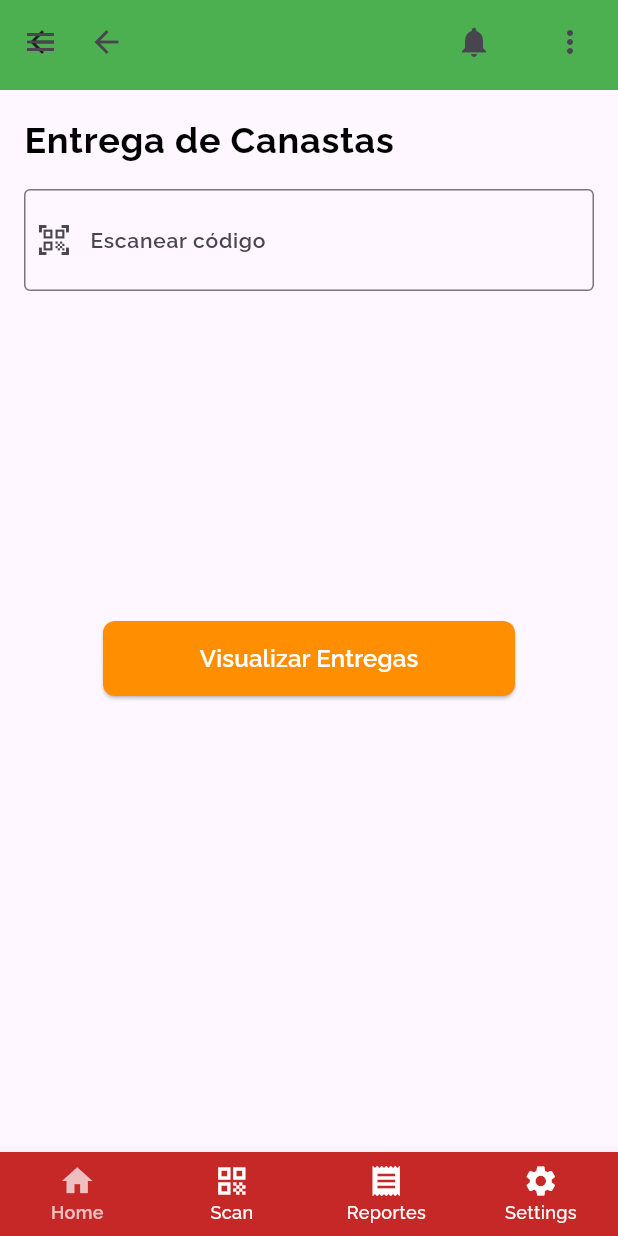
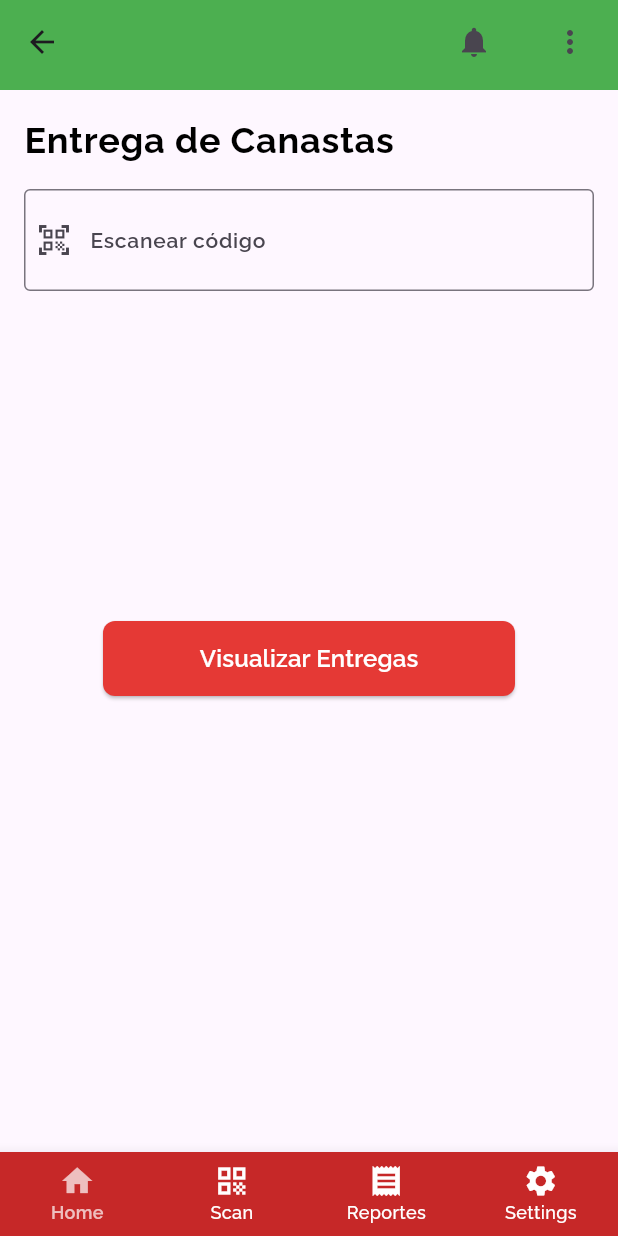
Before and after one commit to DesarrolladorTIEco/aida-mobile, a Flutter app: the MenuScreen screen opened directly, on a phone screen of 412 x 824 dp. Run offline on Flutter 3.47's test engine with Material 3 defaults, Android fonts, the light colour scheme and no system bars; our stand-ins replace google_fonts.

Commit message:
redirect changee

```diff
--- a/lib/main.dart
+++ b/lib/main.dart
@@ -24,6 +24,11 @@ class MyApp extends StatelessWidget {
           final args = ModalRoute.of(context)?.settings.arguments as String;
           return WelcomePage(fullName: args);
         },
+        '/menu': (context) => const MenuScreen(), // Ruta para entrega navideña
+        '/xmas-menu': (context) => const XMasMenu(),
+        '/charge-xmas': (context) => const ChargeScreen(),
+        '/worker-xmas': (context) => const WorkerScreen(),
+        '/stock-xmas': (context) => const StockScreen(),
       },
     );
   }
--- a/lib/ui/screens/christmas/menu.dart
+++ b/lib/ui/screens/christmas/menu.dart
@@ -66,14 +66,14 @@ class _MenuScreenState extends State<MenuScreen> {
                 width: MediaQuery.of(context).size.width / 1.5, // Ajusta el tamaño del botón
                 child: ElevatedButton(
                   onPressed: () {
-                    print("Visualizando entregas");
+                    Navigator.pushNamed(context, '/xmas-menu');
                   },
                   style: ElevatedButton.styleFrom(
                     minimumSize: const Size(double.infinity, 50),
                     shape: RoundedRectangleBorder(
                       borderRadius: BorderRadius.circular(8),
                     ),
-                    backgroundColor: Colors.amber.shade800,
+                    backgroundColor: Colors.red.shade600,
                     foregroundColor: Colors.white,
                   ),
                   child: Text(
--- a/lib/ui/screens/login.dart
+++ b/lib/ui/screens/login.dart
@@ -24,8 +24,7 @@ class _LoginPageState extends State<LoginPage> {
 
       final response = await _authService.authenticate(data);
       if (response['message'] == 'Autenticación exitosa') {
-        // Extrae el nombre completo del usuario
-        final fullName = response['user']['UsrFullName'];
+        final fullName = response['session_data']['user']['UsrFullName'];
         Navigator.pushReplacement(
           context,
           MaterialPageRoute(
@@ -36,7 +35,6 @@ class _LoginPageState extends State<LoginPage> {
         throw Exception('Credenciales incorrectas');
       }
     } catch (e) {
-      // Maneja errores (incluyendo excepciones del servidor)
       showDialog(
         context: context,
         builder: (context) => AlertDialog(
--- a/lib/ui/widgets/navbar_widget.dart
+++ b/lib/ui/widgets/navbar_widget.dart
@@ -15,11 +15,9 @@ class TopNavBarScreen extends StatelessWidget {
           child: Row(
             children: const [
               const Padding(
-                padding: EdgeInsets.only(right: 20, left: 15), // Asegura que haya espacio en el extremo derecho
-                child: Icon(Icons.menu),
+                padding: EdgeInsets.only(right: 20), // Asegura que haya espacio en el extremo derecho
               ),
               // Los íconos a la izquierda (pero con espacio entre ellos)
-              Icon(Icons.arrow_back),
             ],
           ),
         ),
```
Also changed, not shown: lib/ui/screens/christmas/charge_log.dart (+4 -4 lines), lib/ui/screens/christmas/xmas_log.dart (+5 -3 lines), lib/ui/screens/welcome.dart (+10 -1 lines).
